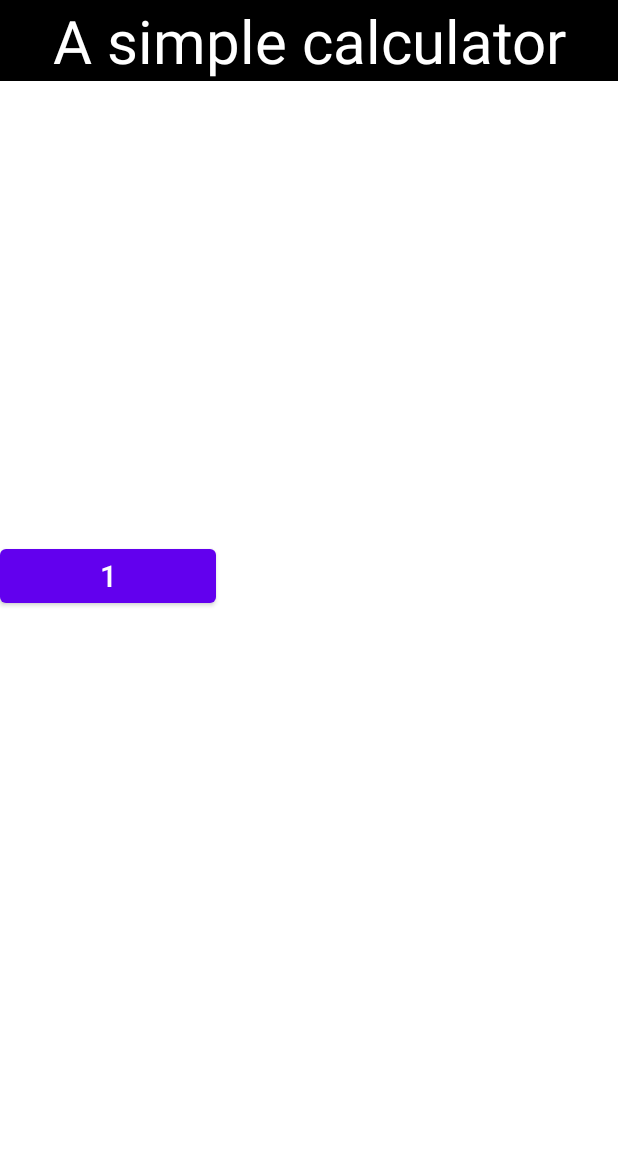
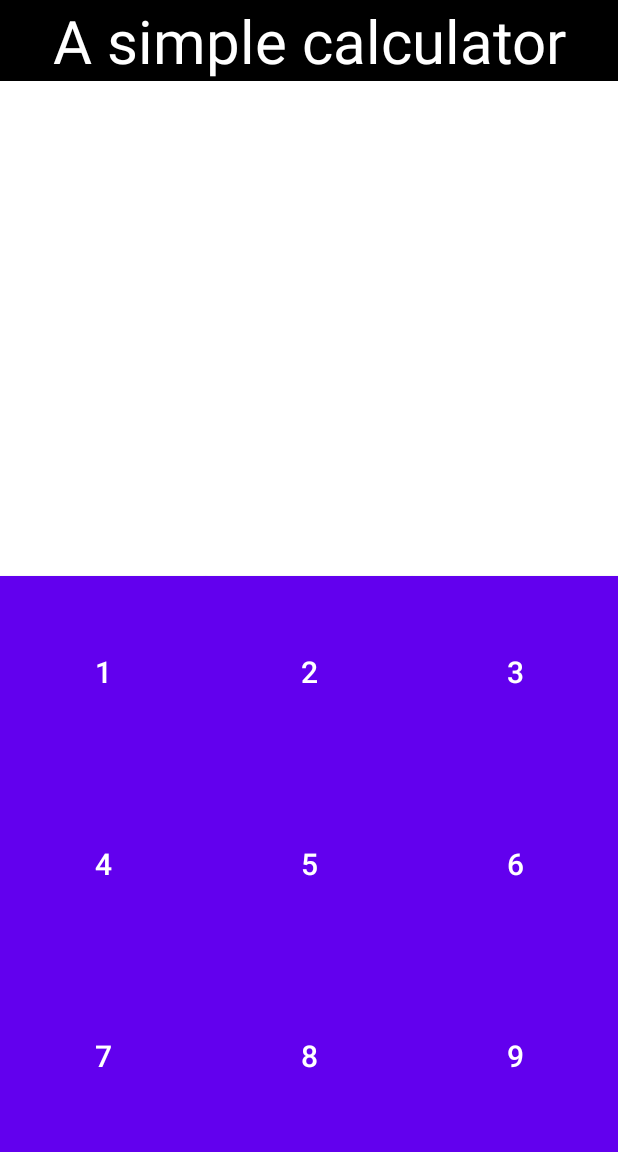
Before and after one commit to ilya-shevtsov/MyCalculator, an Android app: the screen it shows after launch (MainActivity), on a phone screen of 412 x 824 dp, the part 84-1236 px from its top. Run offline under Robolectric (Android 15) with nearby library versions, the phone set to English and light mode, and no system bars.

Commit message:
Layout of numbers good

```diff
--- a/app/src/main/res/layout/activity_main.xml
+++ b/app/src/main/res/layout/activity_main.xml
@@ -6,8 +6,16 @@
     android:layout_height="match_parent"
     tools:context=".MainActivity">
 
+    <androidx.constraintlayout.widget.Guideline
+        android:id="@+id/GuidLineMiddle"
+        android:layout_width="wrap_content"
+        android:layout_height="wrap_content"
+        app:layout_constraintGuide_percent="0.5"
+        android:orientation="horizontal"
+        />
+
     <TextView
-        android:id="@+id/textView"
+        android:id="@+id/Title"
         android:layout_width="match_parent"
         android:layout_height="wrap_content"
         android:background="@color/black"
@@ -16,18 +24,119 @@
         android:text="@string/Title"
         android:textColor="@color/white"
         android:textSize="40sp"
-        app:layout_constraintTop_toTopOf="parent"
-         />
+        app:layout_constraintTop_toTopOf="parent" />
 
     <Button
         android:id="@+id/One"
+        android:layout_width="0dp"
+        android:layout_height="0dp"
+        android:background="@color/black"
+        android:text="@string/One"
         android:textSize="20sp"
-        android:text="@string/One"
+        app:layout_constraintBottom_toTopOf="@+id/Four"
+        app:layout_constraintEnd_toStartOf="@+id/Two"
+        app:layout_constraintStart_toStartOf="parent"
+        app:layout_constraintTop_toTopOf="@id/GuidLineMiddle" />
+
+    <Button
+        android:id="@+id/Two"
         android:layout_width="0dp"
+        android:layout_height="0dp"
+        android:background="@color/black"
+        android:text="@string/Two"
+        android:textSize="20sp"
+        app:layout_constraintBottom_toBottomOf="@id/One"
+        app:layout_constraintEnd_toStartOf="@+id/Three"
+        app:layout_constraintStart_toEndOf="@+id/One"
+        app:layout_constraintTop_toTopOf="@id/One" />
+
+    <Button
+        android:id="@+id/Three"
+        android:layout_width="0dp"
+        android:layout_height="0dp"
+        android:background="@color/black"
+        android:text="@string/Three"
+        android:textSize="20sp"
+        app:layout_constraintBottom_toBottomOf="@id/One"
+        app:layout_constraintEnd_toEndOf="parent"
+        app:layout_constraintStart_toEndOf="@+id/Two"
+        app:layout_constraintTop_toTopOf="@id/One" />
+
+    <Button
+        android:id="@+id/Four"
+        android:layout_width="0dp"
+        android:layout_height="0dp"
+        android:background="@color/black"
+        android:text="@string/Four"
+        android:textSize="20sp"
+        app:layout_constraintBottom_toTopOf="@+id/Seven"
+        app:layout_constraintEnd_toStartOf="@+id/Two"
         app:layout_constraintStart_toStartOf="parent"
-        app:layout_constraintDimensionRatio="W,3:1"
-        android:layout_height="wrap_content"
-        app:layout_constraintTop_toTopOf="parent"
+        app:layout_constraintTop_toBottomOf="@id/One" />
+
+    <Button
+        android:id="@+id/Five"
+        android:layout_width="0dp"
+        android:layout_height="0dp"
+        android:background="@color/black"
+        android:text="@string/Five"
+        android:textSize="20sp"
+        app:layout_constraintBottom_toBottomOf="@+id/Four"
+        app:layout_constraintEnd_toStartOf="@+id/Three"
+        app:layout_constraintStart_toEndOf="@+id/One"
+        app:layout_constraintTop_toBottomOf="@id/Two"
+        app:layout_constraintTop_toTopOf="@+id/Four" />
+
+    <Button
+        android:id="@+id/Six"
+        android:layout_width="0dp"
+        android:layout_height="0dp"
+        android:background="@color/black"
+        android:text="@string/Six"
+        android:textSize="20sp"
+        app:layout_constraintBottom_toBottomOf="@+id/Four"
+        app:layout_constraintEnd_toEndOf="parent"
+        app:layout_constraintStart_toEndOf="@+id/Two"
+        app:layout_constraintTop_toBottomOf="@id/Three"
+        app:layout_constraintTop_toTopOf="@+id/Four" />
+
+    <Button
+        android:id="@+id/Seven"
+        android:layout_width="0dp"
+        android:layout_height="0dp"
+        android:background="@color/black"
+        android:text="@string/Seven"
+        android:textSize="20sp"
+        app:layout_constraintEnd_toStartOf="@+id/Two"
+        app:layout_constraintStart_toStartOf="parent"
+        app:layout_constraintTop_toBottomOf="@+id/Four"
         app:layout_constraintBottom_toBottomOf="parent"/>
 
+    <Button
+        android:id="@+id/Eight"
+        android:layout_width="0dp"
+        android:layout_height="0dp"
+        android:background="@color/black"
+        android:text="@string/Eight"
+        android:textSize="20sp"
+        app:layout_constraintBottom_toBottomOf="@id/Seven"
+        app:layout_constraintEnd_toStartOf="@+id/Three"
+        app:layout_constraintStart_toEndOf="@+id/One"
+        app:layout_constraintTop_toBottomOf="@id/Five"
+        app:layout_constraintTop_toTopOf="@id/Seven" />
+
+    <Button
+        android:id="@+id/Nine"
+        android:layout_width="0dp"
+        android:layout_height="0dp"
+        android:background="@color/black"
+        android:text="@string/Nine"
+        android:textSize="20sp"
+        app:layout_constraintBottom_toBottomOf="@id/Seven"
+        app:layout_constraintEnd_toEndOf="parent"
+        app:layout_constraintStart_toEndOf="@+id/Two"
+        app:layout_constraintTop_toBottomOf="@id/Six"
+        app:layout_constraintTop_toTopOf="@id/Seven" />
+
+
 </androidx.constraintlayout.widget.ConstraintLayout>
--- a/app/src/main/res/values/strings.xml
+++ b/app/src/main/res/values/strings.xml
@@ -2,5 +2,13 @@
     <string name="app_name">My Application</string>
     <string name="Title">A simple calculator</string>
     <string name="One">1</string>
+    <string name="Two">2</string>
+    <string name="Three">3</string>
+    <string name="Four">4</string>
+    <string name="Five">5</string>
+    <string name="Six">6</string>
+    <string name="Seven">7</string>
+    <string name="Eight">8</string>
+    <string name="Nine">9</string>
 
 </resources>
```
